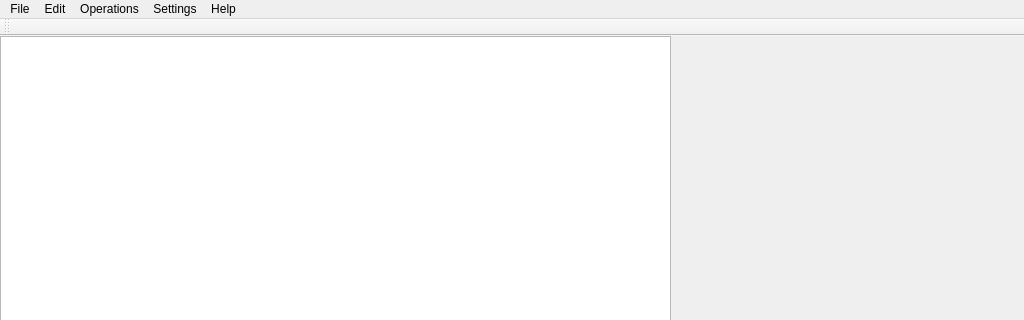
caolandix/DarkSynthesis, file cmainwindow.ui: the form before one commit; both pictures show x 0 to 1024 and y 0 to 320 of the 1024 by 768 pixel window.
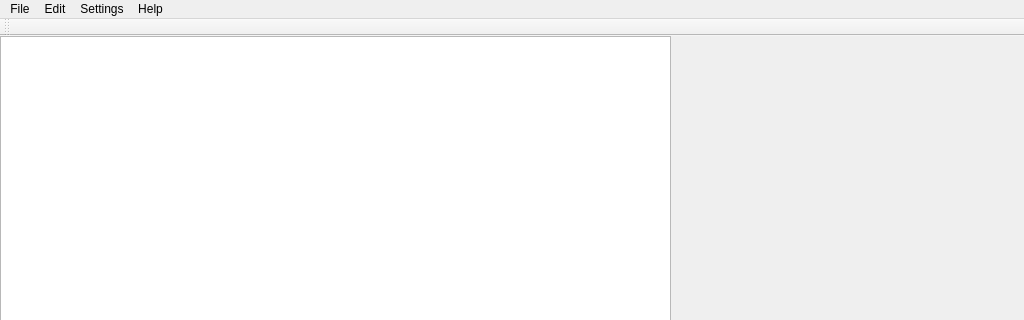
The form after the commit.

Commit message: Changed around some menus and disabled Drag/Drop so as not to crash the app in the PhysObjectNav window

```diff
--- a/cmainwindow.ui
+++ b/cmainwindow.ui
@@ -74,14 +74,8 @@
     </property>
     <addaction name="actionAbout"/>
    </widget>
-   <widget class="QMenu" name="menuOperations">
-    <property name="title">
-     <string>Operations</string>
-    </property>
-   </widget>
    <addaction name="menuFile"/>
    <addaction name="menuEdit"/>
-   <addaction name="menuOperations"/>
    <addaction name="menuSettings"/>
    <addaction name="menuHelp"/>
   </widget>
```
Left out of the diff: 64 changed lines with no effect on the pictures. The commit also changes 3 other files.
